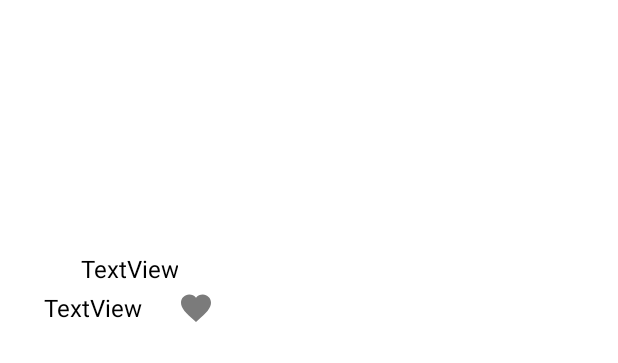
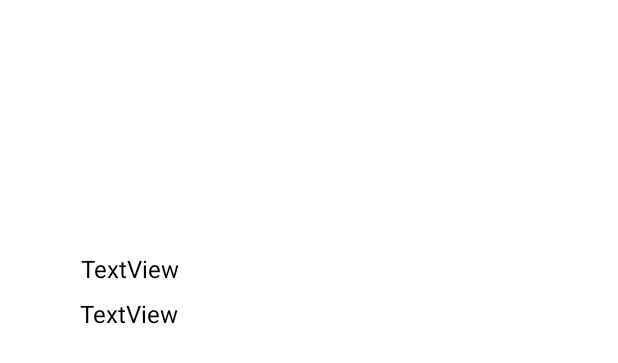
Before and after one commit to Ahmednasser21/Bazaar, an Android app: the layout products_item.xml on its own in the app's theme, with its tools: preview values and no code run, on a phone screen of 412 x 824 dp. Shown: the top 363 px of the screen. Run offline under Robolectric (Android 15) with nearby library versions, the phone set to English and light mode, and no system bars.

Commit message:
updating product item UI

```diff
--- a/app/src/main/res/layout/products_item.xml
+++ b/app/src/main/res/layout/products_item.xml
@@ -36,15 +36,14 @@
         android:id="@+id/tv_product_price"
         android:layout_width="wrap_content"
         android:layout_height="wrap_content"
-        android:layout_marginTop="4dp"
-        android:layout_marginEnd="2dp"
+        android:layout_marginTop="8dp"
         android:text="@string/textview"
         android:textColor="@color/black"
         android:textSize="16sp"
-        app:layout_constraintEnd_toStartOf="@+id/img_fav"
+        app:layout_constraintEnd_toEndOf="@+id/tv_product_name"
         app:layout_constraintHorizontal_bias="0.5"
         app:layout_constraintHorizontal_chainStyle="spread"
-        app:layout_constraintStart_toStartOf="parent"
+        app:layout_constraintStart_toStartOf="@+id/tv_product_name"
         app:layout_constraintTop_toBottomOf="@id/tv_product_name" />
 
     <ImageView
@@ -53,6 +52,7 @@
         android:layout_height="wrap_content"
         android:layout_marginStart="2dp"
         android:src="@drawable/gray_favorite"
+        android:visibility="gone"
         app:layout_constraintBottom_toBottomOf="@id/tv_product_price"
         app:layout_constraintEnd_toEndOf="parent"
         app:layout_constraintHorizontal_bias="0.5"
```
